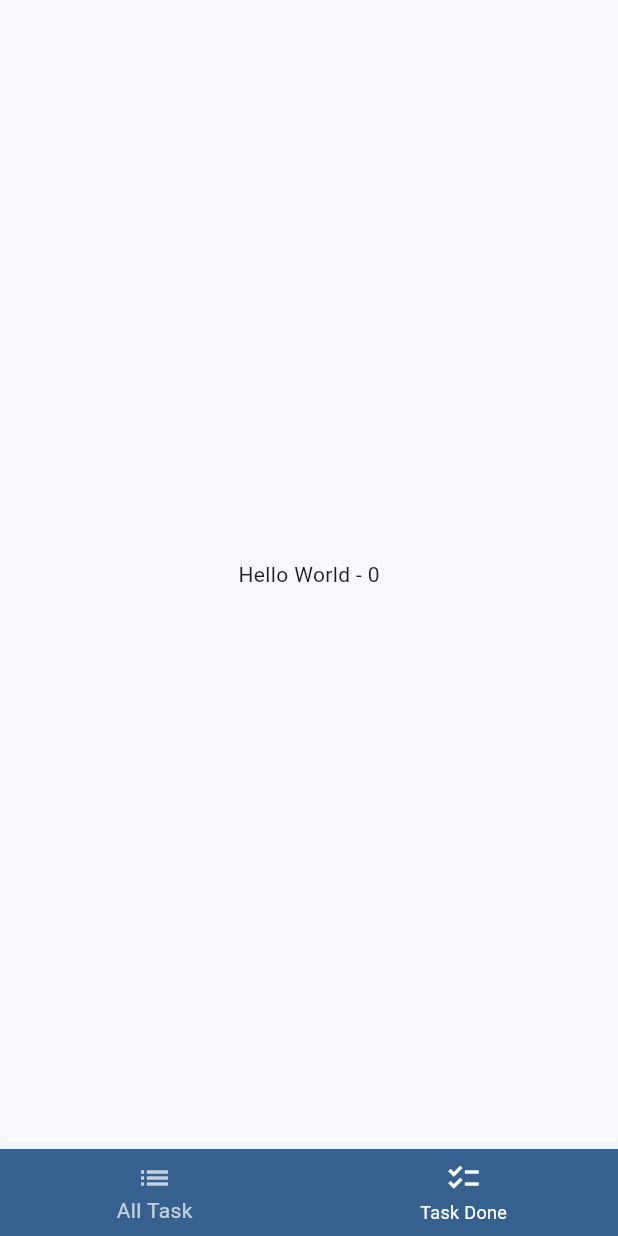
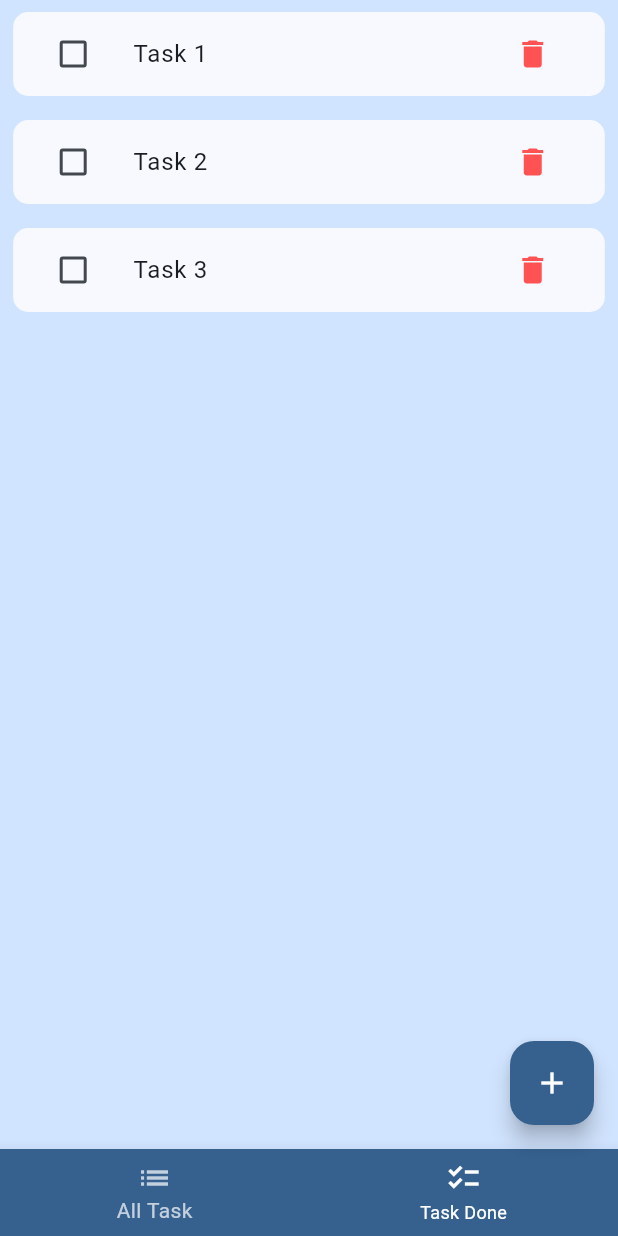
Before and after one commit to Drownie/MyTodo-Application, a Flutter app: the screen it shows after launch, on a phone screen of 412 x 824 dp. Run offline on Flutter 3.47's test engine with Material 2 defaults, Android fonts, the phone set to English and light mode, and no system bars.

Commit message:
create task item widget and app container widget

```diff
--- a/lib/main.dart
+++ b/lib/main.dart
@@ -31,6 +31,12 @@ class AppHome extends StatefulWidget {
 class _AppHomeState extends State<AppHome> {
   var selectedIndex = 0;
 
+  List<String> tasksName = <String>[
+    "Task 1",
+    "Task 2",
+    "Task 3",
+  ];
+
   void _changeIndex(int newIndex) {
     setState(() {
       selectedIndex = newIndex;
@@ -40,11 +46,75 @@ class _AppHomeState extends State<AppHome> {
   @override
   Widget build(BuildContext context) {
     return Scaffold(
-      body: Center(
-        child: Text('Hello World - $selectedIndex'),
+      body: AppContainer(selectedIndex: selectedIndex, tasksName: tasksName),
+      floatingActionButton: FloatingActionButton(
+        onPressed: () {},
+        backgroundColor: Theme.of(context).colorScheme.primary,
+        foregroundColor: Theme.of(context).colorScheme.onPrimary,
+        tooltip: 'Add new task',
+        child: const Icon(Icons.add),
       ),
       bottomNavigationBar: AppBottomNav(
         changePage: _changeIndex,
+      ),
+    );
+  }
+}
+
+class AppContainer extends StatelessWidget {
+  const AppContainer(
+      {super.key, required this.selectedIndex, required this.tasksName});
+
+  final int selectedIndex;
+  final List<String> tasksName;
+
+  @override
+  Widget build(BuildContext context) {
+    return Container(
+      color: Theme.of(context).colorScheme.primaryContainer,
+      child: ListView(
+        padding: const EdgeInsets.symmetric(horizontal: .8),
+        children: tasksName.map((String taskName) {
+          return TaskItem(taskName: taskName);
+        }).toList(),
+      ),
+    );
+  }
+}
+
+class TaskItem extends StatelessWidget {
+  const TaskItem({
+    super.key,
+    required this.taskName,
+  });
+
+  final String taskName;
+
+  @override
+  Widget build(BuildContext context) {
+    return Padding(
+      padding: const EdgeInsets.all(8.0),
+      child: Container(
+        decoration: BoxDecoration(
+          borderRadius: BorderRadius.circular(10.0),
+          color: Theme.of(context).colorScheme.background,
+        ),
+        child: ListTile(
+          textColor: Theme.of(context).colorScheme.onBackground,
+          leading: Checkbox(
+            checkColor: Theme.of(context).colorScheme.secondary,
+            activeColor: Theme.of(context).colorScheme.onSecondary,
+            value: false,
+            onChanged: (value) {},
+          ),
+          title: Text(taskName),
+          trailing: IconButton(
+            onPressed: () {},
+            icon: const Icon(Icons.delete),
+            color: Colors.redAccent,
+          ),
+          onTap: () {},
+        ),
       ),
     );
   }
```
